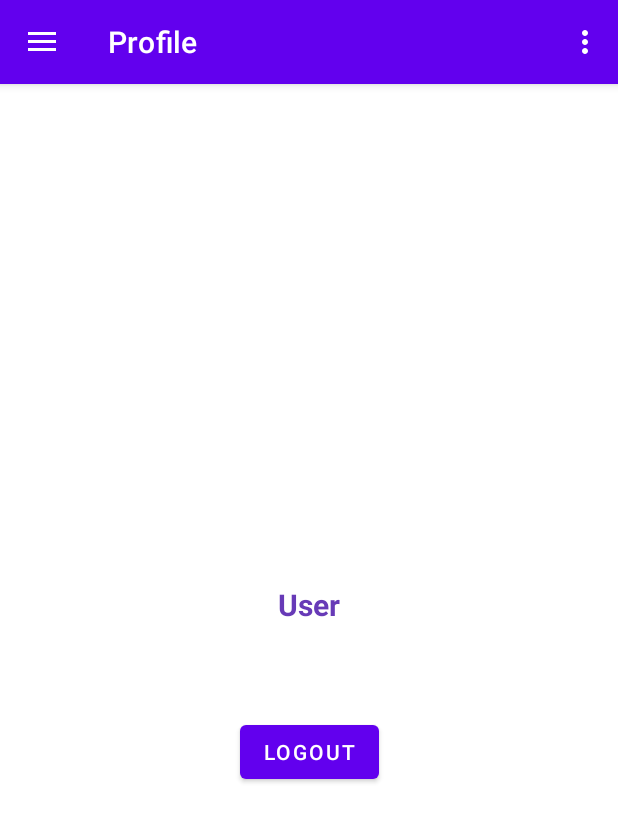
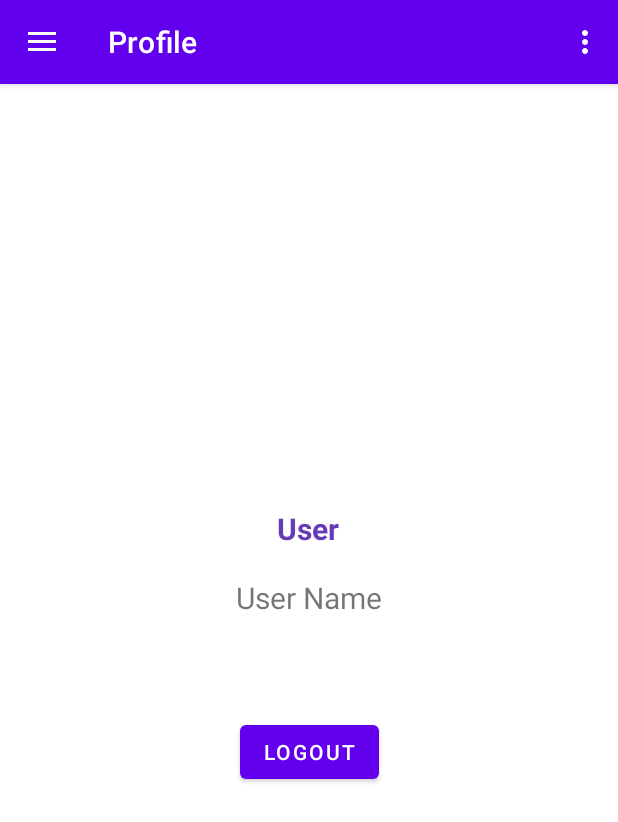
Before and after one commit to peacemaker4/Stoodit, an Android app: the screen it shows after launch once a user with an empty profile is signed in (MainActivity), in the side drawer, after a tap on "Profile", on a phone screen of 412 x 824 dp. Shown: the top 822 px of the screen. Run offline under Robolectric (Android 15) with nearby library versions, the phone set to English and light mode, and no system bars; our stand-ins replace Firebase (no records; nobody signed in at launch, a user with empty details on screens opened directly), navigation-ui.

Commit message:
what kind of changes

```diff
--- a/app/src/main/AndroidManifest.xml
+++ b/app/src/main/AndroidManifest.xml
@@ -34,6 +34,7 @@
             android:label="@string/app_name"
             android:theme="@style/Theme.Studit.NoActionBar">
         </activity>
+
     </application>
 
 </manifest>
--- a/app/src/main/java/com/snotshot/myapplication/ui/home/HomeFragment.kt
+++ b/app/src/main/java/com/snotshot/myapplication/ui/home/HomeFragment.kt
@@ -1,5 +1,6 @@
 package com.snotshot.myapplication.ui.home
 
+import android.content.Intent
 import android.os.Bundle
 import android.view.LayoutInflater
 import android.view.View
@@ -8,6 +9,7 @@ import android.widget.TextView
 import androidx.fragment.app.Fragment
 import androidx.lifecycle.Observer
 import androidx.lifecycle.ViewModelProvider
+import com.snotshot.myapplication.LoginActivity
 import com.snotshot.myapplication.R
 import com.snotshot.myapplication.databinding.FragmentHomeBinding
 
@@ -31,10 +33,14 @@ class HomeFragment : Fragment() {
         _binding = FragmentHomeBinding.inflate(inflater, container, false)
         val root: View = binding.root
 
-        val textView: TextView = binding.textHome
-        homeViewModel.text.observe(viewLifecycleOwner, Observer {
-            textView.text = it
-        })
+//        binding.button.setOnClickListener{
+//            binding.textJoke
+//            //"https://icanhazdadjoke.com/"
+//        }
+//        val textView: TextView = binding.textHome
+//        homeViewModel.text.observe(viewLifecycleOwner, Observer {
+//            textView.text = it
+//        })
         return root
     }
 
--- a/app/src/main/java/com/snotshot/myapplication/ui/profile/ProfileFragment.kt
+++ b/app/src/main/java/com/snotshot/myapplication/ui/profile/ProfileFragment.kt
@@ -15,6 +15,9 @@ import com.snotshot.myapplication.R
 import com.snotshot.myapplication.databinding.FragmentProfileBinding
 import android.app.Activity
 import android.widget.Button
+import com.google.firebase.database.DatabaseReference
+import com.google.firebase.database.ktx.database
+import com.google.firebase.ktx.Firebase
 
 
 class ProfileFragment : Fragment() {
@@ -29,7 +32,12 @@ class ProfileFragment : Fragment() {
     //FirebaseAuth
     private lateinit var firebaseAuth: FirebaseAuth
 
+
+    private lateinit var databaseRef: DatabaseReference
+
+
     private var email = ""
+    private var name = ""
 
     override fun onCreateView(
         inflater: LayoutInflater,
@@ -44,6 +52,9 @@ class ProfileFragment : Fragment() {
 
         firebaseAuth = FirebaseAuth.getInstance()
         checkUser()
+
+
+
 
         val textView: TextView = binding.textProfile
         profileViewModel.text.observe(viewLifecycleOwner, Observer {
--- a/app/src/main/res/layout/fragment_home.xml
+++ b/app/src/main/res/layout/fragment_home.xml
@@ -7,7 +7,7 @@
     tools:context=".ui.home.HomeFragment">
 
     <TextView
-        android:id="@+id/text_home"
+        android:id="@+id/text_joke"
         android:layout_width="match_parent"
         android:layout_height="wrap_content"
         android:layout_marginStart="8dp"
@@ -19,4 +19,5 @@
         app:layout_constraintEnd_toEndOf="parent"
         app:layout_constraintStart_toStartOf="parent"
         app:layout_constraintTop_toTopOf="parent" />
+
 </androidx.constraintlayout.widget.ConstraintLayout>
--- a/app/src/main/res/layout/fragment_profile.xml
+++ b/app/src/main/res/layout/fragment_profile.xml
@@ -35,13 +35,26 @@
         android:id="@+id/textView2"
         android:layout_width="wrap_content"
         android:layout_height="wrap_content"
+        android:fontFamily="sans-serif"
         android:text="User"
         android:textColor="#673AB7"
         android:textSize="20sp"
         android:textStyle="bold"
         app:layout_constraintBottom_toTopOf="@+id/text_profile"
         app:layout_constraintEnd_toEndOf="parent"
+        app:layout_constraintHorizontal_bias="0.498"
         app:layout_constraintStart_toStartOf="parent"
         app:layout_constraintTop_toTopOf="parent"
-        app:layout_constraintVertical_bias="0.96" />
+        app:layout_constraintVertical_bias="0.814" />
+
+    <TextView
+        android:id="@+id/user_name"
+        android:layout_width="wrap_content"
+        android:layout_height="wrap_content"
+        android:text="User Name"
+        android:textSize="20sp"
+        app:layout_constraintBottom_toTopOf="@+id/text_profile"
+        app:layout_constraintEnd_toEndOf="parent"
+        app:layout_constraintStart_toStartOf="parent"
+        app:layout_constraintTop_toBottomOf="@+id/textView2" />
 </androidx.constraintlayout.widget.ConstraintLayout>
```
Also changed, not shown: app/build.gradle (+8 -4 lines), app/src/main/java/com/snotshot/myapplication/RegisterActivity.kt (+20 -2 lines), app/src/main/res/layout/activity_welcome.xml (+28 -26 lines), build.gradle (+7 -2 lines), app/src/main/res/drawable/logo_welcome_page.png (added), app/src/main/res/drawable/sign_in_btn_back.png (added), app/src/main/res/font/montserrat.ttf (added), app/src/main/res/font/montserrat_bold.ttf (added), app/src/main/res/font/montserrat_semibold.ttf (added), app/src/main/res/font/montserrat_subrayada_bold.ttf (added).
